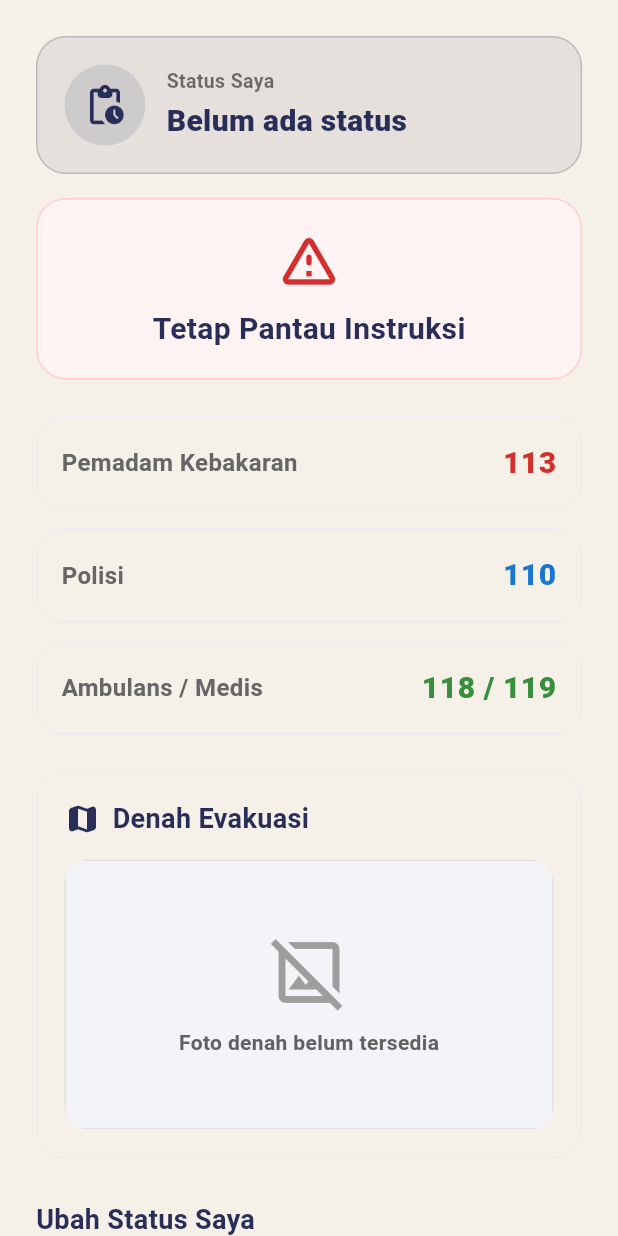
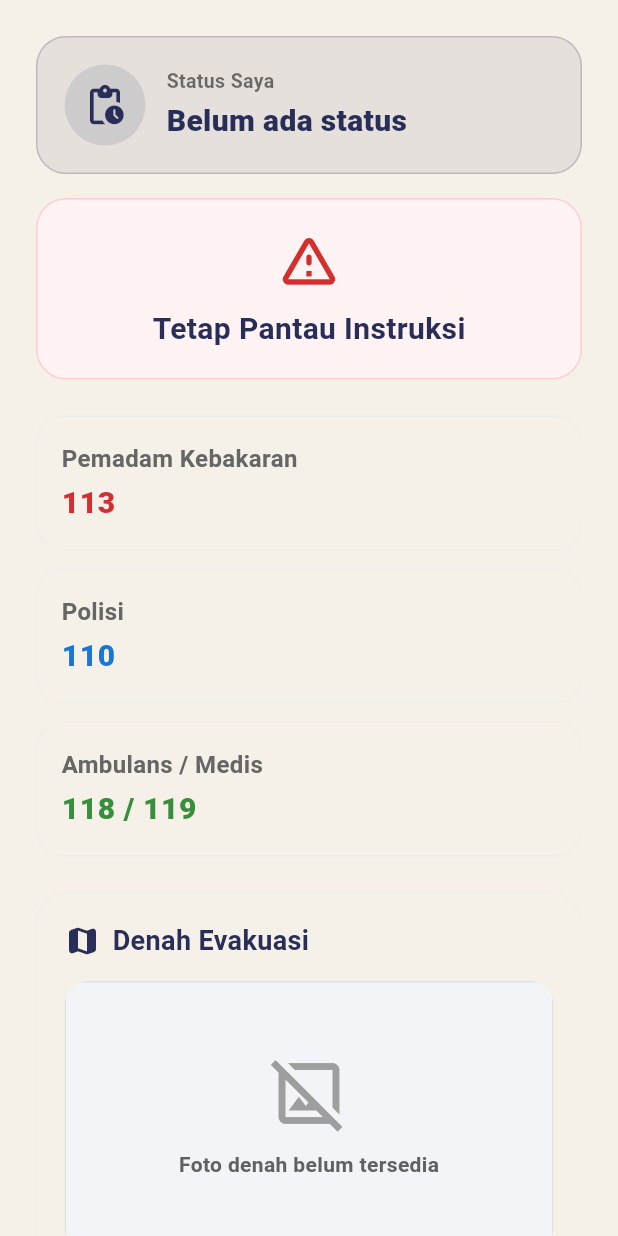
Before and after one commit to Merge-Conflict-Astra-Hackathon/SafeAlert_Mobile, a Flutter app: the EmergencyContactsScreen screen opened directly with empty values, on a phone screen of 412 x 824 dp. Run offline on Flutter 3.47's test engine with Material 3 defaults, Android fonts, the light colour scheme and no system bars; our stand-ins replace firebase_core, firebase_messaging, shared_preferences; accounts and stored records are empty; network calls fail.

Commit message:
Fixing Contact

```diff
--- a/lib/screens/emergency_contacts_screen.dart
+++ b/lib/screens/emergency_contacts_screen.dart
@@ -348,24 +348,19 @@ class _EmergencyContactsScreenState extends State<EmergencyContactsScreen> {
         borderRadius: BorderRadius.circular(18),
         border: Border.all(color: Colors.grey.shade200),
       ),
-      child: Row(
+      child: Column(
+        mainAxisAlignment: MainAxisAlignment.center,
+        crossAxisAlignment: CrossAxisAlignment.start,
         children: [
-          Expanded(
-            child: Column(
-              crossAxisAlignment: CrossAxisAlignment.start,
-              children: [
-                Text(
-                  title,
-                  style: const TextStyle(
-                    fontWeight: FontWeight.bold,
-                    fontSize: 16,
-                  ),
-                ),
-              ],
-            ),
+          Text(
+            title,
+            textAlign: TextAlign.left,
+            style: const TextStyle(fontWeight: FontWeight.bold, fontSize: 16),
           ),
+          const SizedBox(height: 4),
           Text(
             number,
+            textAlign: TextAlign.left,
             style: TextStyle(
               color: color,
               fontWeight: FontWeight.w900,
```
Also changed, not shown: lib/screens/dashboard_screen.dart (+4 -16 lines).
